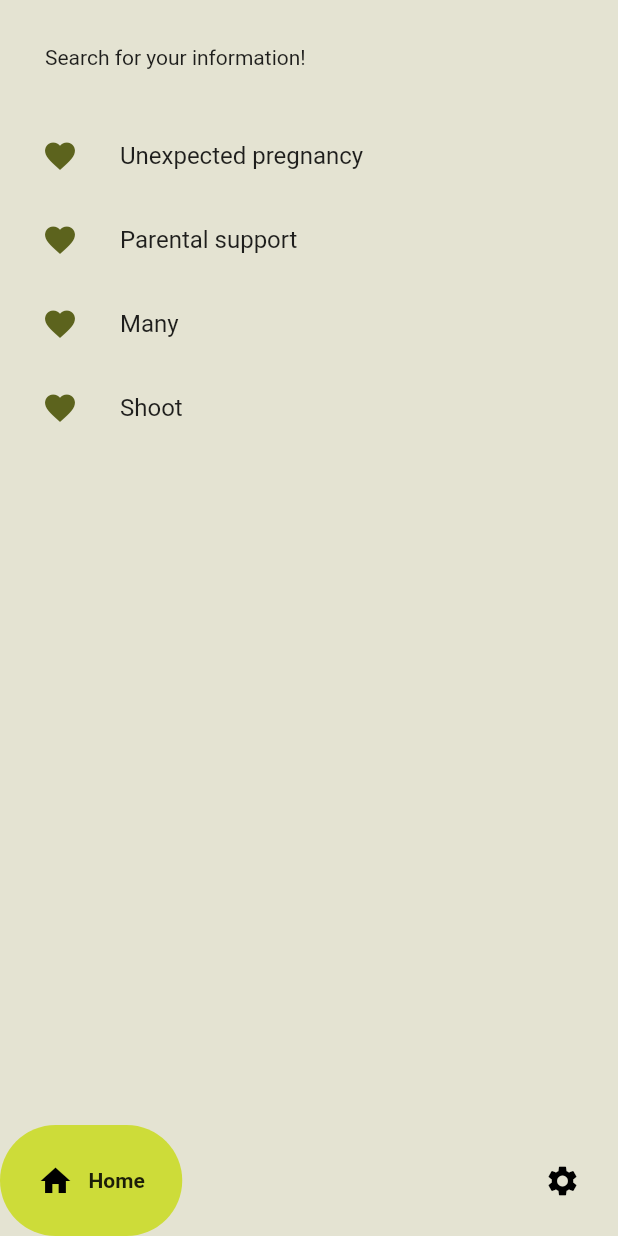
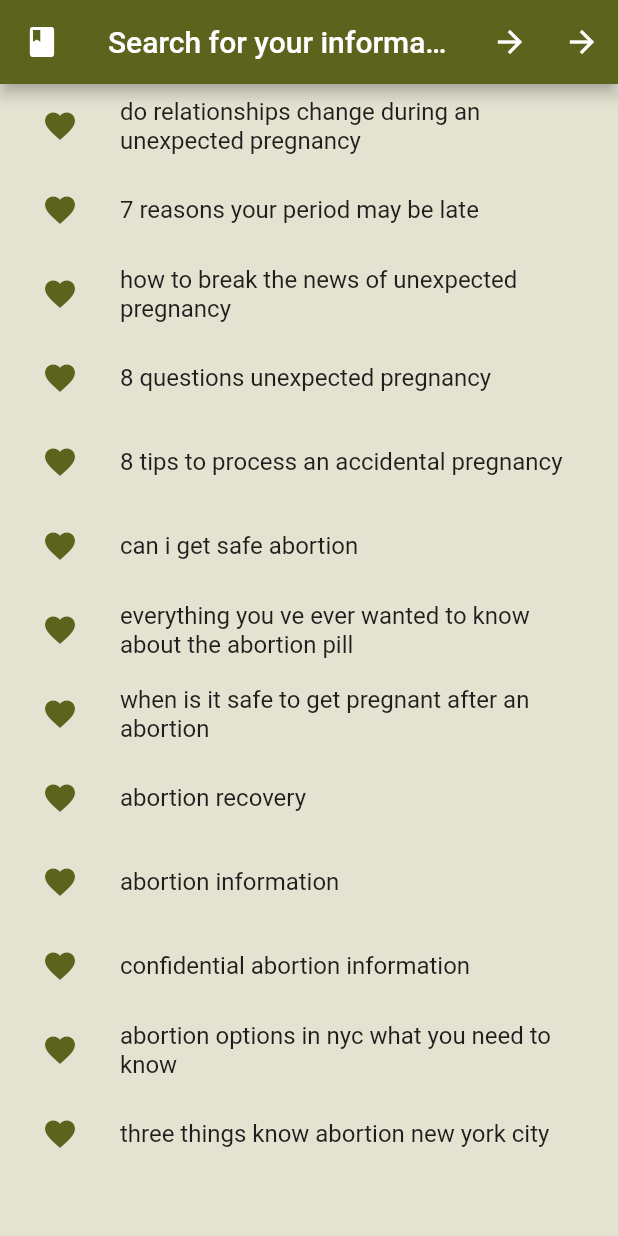
Before and after one commit to 2023-GDSC-Challenge-Columbia-Project/frontend, a Flutter app: the RelatedArticlesPage screen opened directly, on a phone screen of 412 x 824 dp. Run offline on Flutter 3.47's test engine with Material 2 defaults, Android fonts, the phone set to English and light mode, and no system bars; drawn by our look-alikes of google_nav_bar.

Commit message:
Added url package and links in articles/favorite articles page

```diff
--- a/lib/articlesPage.dart
+++ b/lib/articlesPage.dart
@@ -1,9 +1,10 @@
-import 'package:avocacy/main.dart';
+import 'main.dart';
+import 'favArticlesPage.dart';
 import 'package:flutter/material.dart';
 import 'package:google_nav_bar/google_nav_bar.dart';
 import 'package:provider/provider.dart';
 
-//import 'package:url_launcher/url_launcher.dart';
+import 'package:url_launcher/url_launcher.dart';
 
 class RelatedArticlesPage extends StatelessWidget {
   @override
@@ -16,37 +17,40 @@ class RelatedArticlesPage extends StatelessWidget {
 
     return Scaffold(
         backgroundColor: colorScheme.surfaceVariant,
+        appBar: AppBar(
+          title: Text("Search for your information!"),
+          leading: Icon(Icons.book),
+          actions: <Widget>[
+            IconButton(
+              onPressed: () {Navigator.push(
+                      context, MaterialPageRoute(builder: (_) => FavArticlesPage()));},
+              icon: const Icon(Icons.arrow_forward),
+              tooltip: "Open favorite articles page"),
+            IconButton(
+              onPressed: () {Navigator.push(
+                      context, MaterialPageRoute(builder: (_) => FavArticlesPage()));},
+              icon: const Icon(Icons.arrow_forward),
+              tooltip: "Open favorite articles page")
+          ],
 
-        bottomNavigationBar: GNav(
-        gap: 10,
-        tabBackgroundColor: Colors.lime,
-        tabs: [
-          GButton(icon: Icons.home,
-          text: 'Home', onPressed:() {
-                  Navigator.push(
-                      context, MaterialPageRoute(builder: (_) => MyHomePage()));
-                },),
-          GButton(icon: Icons.settings,
-          text: 'Settings')
-        ],),
+        ),
 
         body:
 
       Column(
       crossAxisAlignment: CrossAxisAlignment.start,
+
+
       children: [
-        Padding(
-          padding: const EdgeInsets.all(30),
-          child: Text('Search for your information!'),
-        ),
+
         Expanded(
           // Make better use of wide windows with a grid.
           child:
 
+
             ListView(
             children: [
               for (var link in appState.allLinks)
-
 
                 ListTile(
                   leading: IconButton(
@@ -57,10 +61,11 @@ class RelatedArticlesPage extends StatelessWidget {
                     },
                 ) ,
                   title: Text(
-                    link
+                    link.split('/').last.replaceAll('-', ' ')
                     //pair.asLowerCase,
                     //semanticsLabel: pair.asPascalCase,
                   ),
+                  onTap: () => launch("$link")
                 ),
             ],
           ),
@@ -78,7 +83,7 @@ class RelatedArticlesPage extends StatelessWidget {
 
 class _RelatedArticlesPageState extends State<RelatedArticlesPage> {
 
-//final Uri _url = Uri.parse('https://flutter.dev');
+final Uri _url = Uri.parse('https://flutter.dev');
 
   @override
   Widget build(BuildContext context) {
@@ -104,7 +109,7 @@ class _RelatedArticlesPageState extends State<RelatedArticlesPage> {
                 child: InkWell(
                   child: Text ('8 Pregnancy Questions to Ask When Unexpectedly Pregnant',
                   textAlign: TextAlign.center, style:TextStyle(fontSize: 15)),
-                  //onTap:() => launch('https://www.availnyc.org/8-questions-unexpected-pregnancy')
+                  onTap:() => launch('https://www.availnyc.org/8-questions-unexpected-pregnancy')
                 )
               ),
 
@@ -117,11 +122,11 @@ class _RelatedArticlesPageState extends State<RelatedArticlesPage> {
               decoration: BoxDecoration(
                   color: Colors.lime, borderRadius: BorderRadius.circular(5)),
 
-                // child: InkWell(
-                //   child: Text ('8 Tips to Process an Accidental Pragnency',
-                //   textAlign: TextAlign.center, style:TextStyle(fontSize: 15)),
-                //   onTap:() => launch('https://www.availnyc.org/8-tips-to-process-an-accidental-pregnancy')
-                // )
+                child: InkWell(
+                  child: Text ('8 Tips to Process an Accidental Pragnency',
+                  textAlign: TextAlign.center, style:TextStyle(fontSize: 15)),
+                  onTap:() => launch('https://www.availnyc.org/8-tips-to-process-an-accidental-pregnancy')
+                )
               ),
 
 
@@ -132,13 +137,13 @@ class _RelatedArticlesPageState extends State<RelatedArticlesPage> {
       );
     }
 
-    //Future<void> _launchUrl() async {
-     // if (!await launchUrl(_url)) {
-     // throw Exception('Could not launch $_url');
-     // }
-   // }
+    Future<void> _launchUrl() async {
+     if (!await launchUrl(_url)) {
+     throw Exception('Could not launch $_url');
+     }
+   }
 
 
-   //use Tile List and Favorite button
+   use Tile List and Favorite button
   }
   */
--- a/lib/main.dart
+++ b/lib/main.dart
@@ -5,9 +5,7 @@ import 'favArticlesPage.dart';
 import 'package:flutter/material.dart';
 import 'package:google_nav_bar/google_nav_bar.dart';
 import 'package:provider/provider.dart';
-
-
-//import 'package:url_launcher/url_launcher.dart';   url_launcher: ^6.1.10
+import 'package:url_launcher/url_launcher.dart';
 
 
 //root of the widget tree
@@ -36,7 +34,22 @@ class MyApp extends StatelessWidget {
 }
 
 class MyAppState extends ChangeNotifier {
-  var allLinks = ["Unexpected pregnancy", "Parental support", "Many", "Shoot"];
+  var allLinks = ["https://www.availnyc.org/do-relationships-change-during-an-unexpected-pregnancy",
+  "https://www.availnyc.org/7-reasons-your-period-may-be-late",
+  "https://www.availnyc.org/how-to-break-the-news-of-unexpected-pregnancy",
+  "https://www.availnyc.org/8-questions-unexpected-pregnancy",
+  "https://www.availnyc.org/8-tips-to-process-an-accidental-pregnancy",
+  //abortion links
+  "https://www.availnyc.org/can-i-get-safe-abortion",
+  "https://www.availnyc.org/everything-you-ve-ever-wanted-to-know-about-the-abortion-pill",
+  "https://www.availnyc.org/when-is-it-safe-to-get-pregnant-after-an-abortion",
+  "https://www.availnyc.org/abortion-recovery",
+  "https://www.availnyc.org/abortion-information",
+  "https://www.availnyc.org/confidential-abortion-information",
+  "https://www.availnyc.org/abortion-options-in-nyc-what-you-need-to-know",
+  "https://www.availnyc.org/three-things-know-abortion-new-york-city",
+
+  ];
   var favorites = [];
 
   void toggleFavorite([String? link]) {
@@ -407,7 +420,7 @@ class _MyHomePageState extends State<MyHomePage> {
                   style: TextStyle(fontSize: 20, color: Colors.brown),
                 ),
               ),
-            )
+            ),
           ],
         ),
       );
--- a/pubspec.yaml
+++ b/pubspec.yaml
@@ -32,8 +32,6 @@ dependencies:
     sdk: flutter
 
   url_launcher: ^6.1.10
-
-
 
   # The following adds the Cupertino Icons font to your application.
   # Use with the CupertinoIcons class for iOS style icons.
```
Also changed, not shown: lib/favArticlesPage.dart (+7 -26 lines).
